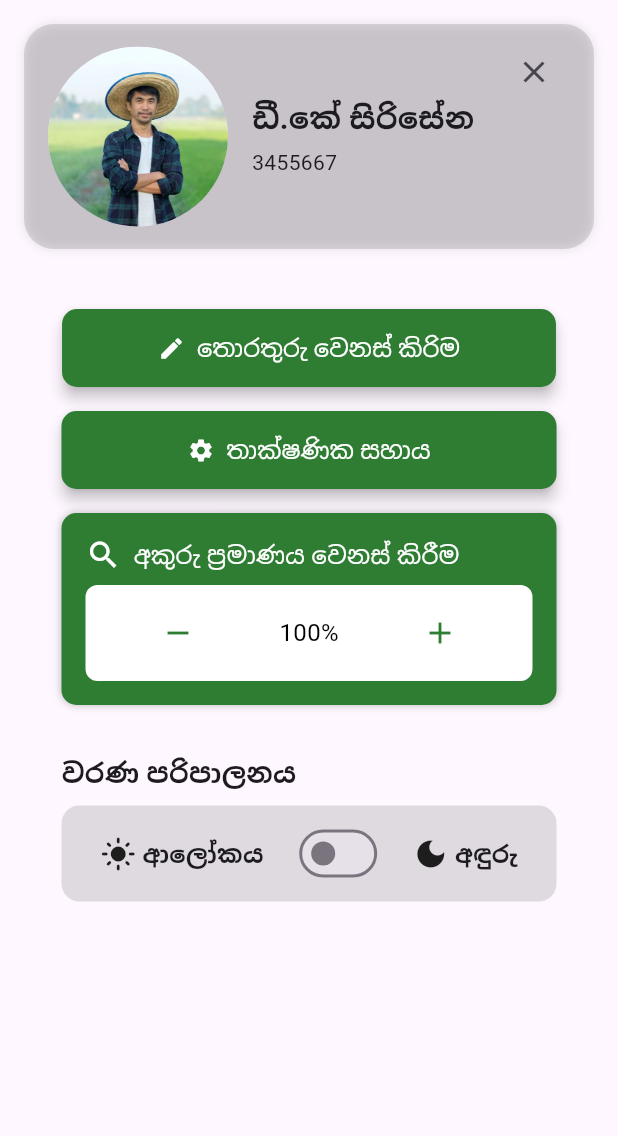
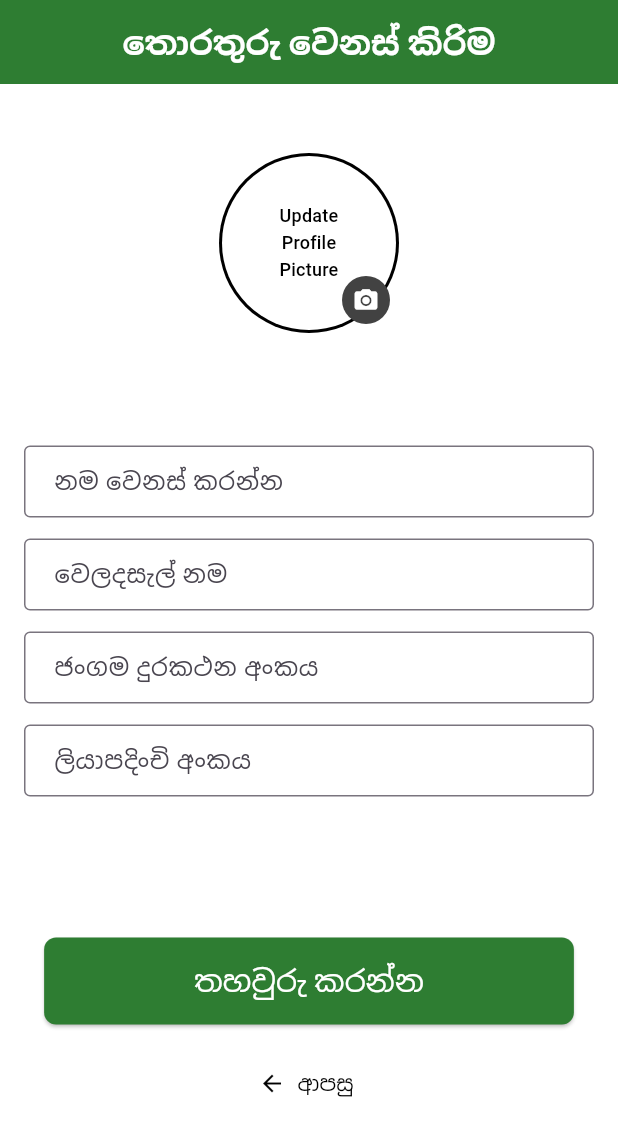
Before and after one commit to rudill/Mobile-app-for-Dambulla-Economic-Center, a Flutter app: the ProfileScreen screen opened directly with empty values, after a tap on "තොරතුරු වෙනස් කිරිම", on a phone screen of 412 x 824 dp. Shown: the top 1136 px of the screen. Run offline on Flutter 3.47's test engine with Material 3 defaults, Android fonts, the phone set to English and light mode, and no system bars; our stand-ins replace hive_ce; accounts and stored records are empty.

Commit message:
create details change page

```diff
--- a/lib/Pages/menu.dart
+++ b/lib/Pages/menu.dart
@@ -1,3 +1,4 @@
+import 'package:dec_app/Pages/sellerprofileEdit.dart';
 import 'package:dec_app/Pages/technicalhelp.dart';
 import 'package:flutter/material.dart';
 
@@ -100,7 +101,7 @@ class UserProfileCard extends StatelessWidget {
         color: Theme.of(context).focusColor,
         borderRadius: BorderRadius.circular(20),
         boxShadow: [
-          BoxShadow(blurRadius: 5, color: Colors.black26.withOpacity(0.1)),
+          BoxShadow(blurRadius: 5, color: Colors.black26),
         ],
       ),
       child: Stack(
@@ -157,7 +158,12 @@ class GreenActionButton extends StatelessWidget {
         shape: RoundedRectangleBorder(borderRadius: BorderRadius.circular(10)),
         elevation: 4,
       ),
-      onPressed: () {},
+      onPressed: () {
+        Navigator.push(
+          context,
+          MaterialPageRoute(builder: (context) => const ProfileEditPage()),
+        );
+      },
       icon: const Icon(Icons.edit),
       label: const Text('තොරතුරු වෙනස් කිරිම', style: TextStyle(fontSize: 16)),
     );
@@ -285,8 +291,9 @@ class DarkModeToggle extends StatelessWidget {
     return Column(
       crossAxisAlignment: CrossAxisAlignment.start,
       children: [
+        SizedBox(height: 150),
         const Text('වරණ පරිපාලනය', style: TextStyle(fontSize: 18,fontWeight: FontWeight.bold)),
-        const SizedBox(height: 8),
+        const SizedBox(height: 16),
         Container(
           width: 330,
           padding: const EdgeInsets.symmetric(vertical: 8, horizontal: 16),
--- /dev/null
+++ b/lib/Pages/sellerprofileEdit.dart
@@ -0,0 +1,116 @@
+import 'package:flutter/material.dart';
+
+class ProfileEditPage extends StatelessWidget {
+  const ProfileEditPage({super.key});
+
+  @override
+  Widget build(BuildContext context) {
+    return Scaffold(
+      backgroundColor: Colors.white,
+      appBar: AppBar(
+        automaticallyImplyLeading: false,
+        title: const Text(
+          'තොරතුරු වෙනස් කිරිම',
+          style: TextStyle(fontWeight: FontWeight.bold),
+        ),
+        backgroundColor: Colors.green.shade800,
+        foregroundColor: Colors.white,
+        centerTitle: true,
+      ),
+      body: SingleChildScrollView(
+        padding: const EdgeInsets.all(16),
+        child: Column(
+          children: [
+            // Profile Image
+            const SizedBox(height: 30),
+            Stack(
+              alignment: Alignment.center,
+              children: [
+                const CircleAvatar(
+                  radius: 60,
+                  backgroundColor: Colors.black,
+                  child: CircleAvatar(
+                    radius: 58,
+                    backgroundColor: Colors.white,
+                    child: Text(
+                      'Update\nProfile\nPicture',
+                      textAlign: TextAlign.center,
+                      style: TextStyle(fontSize: 12, color: Colors.black),
+                    ),
+                  ),
+                ),
+                Positioned(
+                  bottom: 6,
+                  right: 6,
+                  child: CircleAvatar(
+                    radius: 16,
+                    backgroundColor: Colors.grey.shade800,
+                    child: const Icon(Icons.camera_alt, color: Colors.white, size: 18),
+                  ),
+                ),
+              ],
+            ),
+
+            const SizedBox(height: 75),
+
+            // Form Fields
+            const _ProfileTextField(label: 'නම වෙනස් කරන්න'),
+            const _ProfileTextField(label: 'වෙලදසැල් නම'),
+            const _ProfileTextField(label: 'ජංගම දුරකථන අංකය'),
+            const _ProfileTextField(label: 'ලියාපදිංචි අංකය'),
+
+            const SizedBox(height: 80),
+
+            // Submit Button
+            ElevatedButton(
+              style: ElevatedButton.styleFrom(
+                backgroundColor: Colors.green.shade800,
+                foregroundColor: Colors.white,
+                padding: const EdgeInsets.symmetric(horizontal: 100, vertical: 14),
+                shape: RoundedRectangleBorder(borderRadius: BorderRadius.circular(8)),
+              ),
+              onPressed: () {
+                // Handle profile update submission
+              },
+              child: const Text('තහවුරු කරන්න', style: TextStyle(fontSize: 20)),
+            ),
+
+            const SizedBox(height: 15),
+
+            // Back to Menu Button
+            TextButton.icon(
+              onPressed: () {
+                Navigator.pop(context); // go back to menu
+              },
+              icon: const Icon(Icons.arrow_back),
+              label: const Text('ආපසු'),
+              style: TextButton.styleFrom(
+                foregroundColor: Colors.black,
+              ),
+            ),
+          ],
+        ),
+      ),
+    );
+  }
+}
+
+// Custom reusable text field widget
+class _ProfileTextField extends StatelessWidget {
+  final String label;
+  const _ProfileTextField({required this.label});
+
+  @override
+  Widget build(BuildContext context) {
+    return Padding(
+      padding: const EdgeInsets.only(bottom: 14),
+      child: TextField(
+        decoration: InputDecoration(
+          labelText: label,
+          border: const OutlineInputBorder(),
+          contentPadding: const EdgeInsets.symmetric(horizontal: 16, vertical: 12),
+        ),
+      ),
+    );
+  }
+}
```
Also changed, not shown: lib/Pages/technicalhelp.dart (+35 -8 lines).
